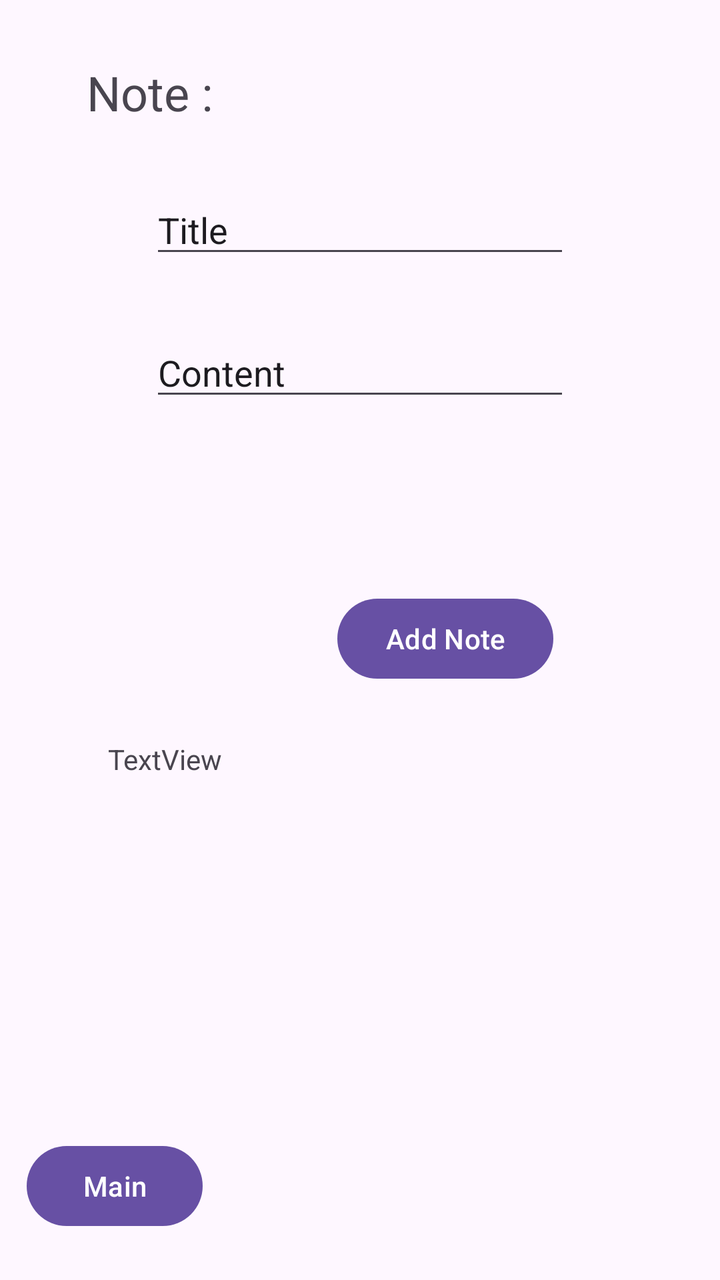
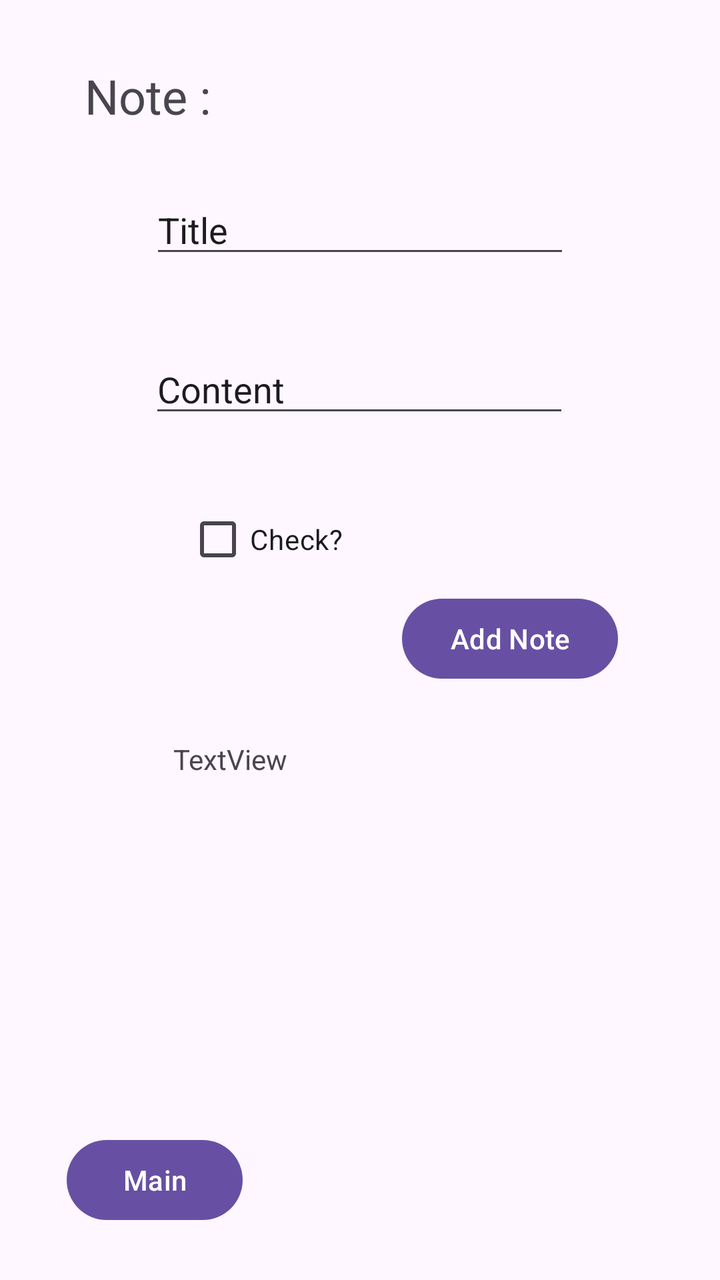

The first picture is an Android layout as it rendered before a commit; the second is the same layout after the commit. The layout source and the unified diff follow.
<!-- AndroidManifest.xml: application theme Theme.Lab_by056 -->
<!-- res/layout/activity_add_note.xml -->
<?xml version="1.0" encoding="utf-8"?>
<androidx.constraintlayout.widget.ConstraintLayout xmlns:android="http://schemas.android.com/apk/res/android"
    xmlns:app="http://schemas.android.com/apk/res-auto"
    xmlns:tools="http://schemas.android.com/tools"
    android:id="@+id/main"
    android:layout_width="match_parent"
    android:layout_height="match_parent"
    tools:context=".AddNote">

    <TextView
        android:id="@+id/textView3"
        android:layout_width="wrap_content"
        android:layout_height="wrap_content"
        android:text="Note :"
        android:textSize="24sp"
        app:layout_constraintBottom_toTopOf="@+id/editTextText"
        app:layout_constraintEnd_toEndOf="parent"
        app:layout_constraintHorizontal_bias="0.146"
        app:layout_constraintStart_toStartOf="parent"
        app:layout_constraintTop_toTopOf="parent"
        app:layout_constraintVertical_bias="0.5" />

    <EditText
        android:id="@+id/editTextText"
        android:layout_width="wrap_content"
        android:layout_height="wrap_content"
        android:ems="10"
        android:inputType="text"
        android:text="Title"
        app:layout_constraintBottom_toTopOf="@+id/editTextText2"
        app:layout_constraintEnd_toEndOf="parent"
        app:layout_constraintHorizontal_bias="0.5"
        app:layout_constraintStart_toStartOf="parent"
        app:layout_constraintTop_toBottomOf="@+id/textView3"
        app:layout_constraintVertical_bias="0.5" />

    <EditText
        android:id="@+id/editTextText2"
        android:layout_width="wrap_content"
        android:layout_height="wrap_content"
        android:layout_marginBottom="60dp"
        android:ems="10"
        android:inputType="text"
        android:text="Content"
        app:layout_constraintBottom_toTopOf="@+id/button4"
        app:layout_constraintEnd_toEndOf="parent"
        app:layout_constraintHorizontal_bias="0.5"
        app:layout_constraintStart_toStartOf="parent"
        app:layout_constraintTop_toBottomOf="@+id/editTextText"
        app:layout_constraintVertical_bias="0.5" />

    <Button
        android:id="@+id/button4"
        android:layout_width="wrap_content"
        android:layout_height="wrap_content"
        android:text="Add Note"
        app:layout_constraintBottom_toBottomOf="parent"
        app:layout_constraintEnd_toEndOf="parent"
        app:layout_constraintHorizontal_bias="0.669"
        app:layout_constraintStart_toStartOf="parent"
        app:layout_constraintTop_toTopOf="parent"
        app:layout_constraintVertical_bias="0.499" />

    <Button
        android:id="@+id/button5"
        android:layout_width="wrap_content"
        android:layout_height="wrap_content"
        android:text="Main"
        app:layout_constraintBottom_toBottomOf="parent"
        app:layout_constraintEnd_toEndOf="parent"
        app:layout_constraintHorizontal_bias="0.049"
        app:layout_constraintStart_toStartOf="parent"
        app:layout_constraintTop_toBottomOf="@+id/button4"
        app:layout_constraintVertical_bias="0.908" />

    <TextView
        android:id="@+id/textView4"
        android:layout_width="wrap_content"
        android:layout_height="wrap_content"
        android:text="TextView"
        app:layout_constraintBottom_toBottomOf="parent"
        app:layout_constraintEnd_toEndOf="parent"
        app:layout_constraintHorizontal_bias="0.178"
        app:layout_constraintStart_toStartOf="parent"
        app:layout_constraintTop_toTopOf="parent"
        app:layout_constraintVertical_bias="0.596" />

</androidx.constraintlayout.widget.ConstraintLayout>
<!-- resources referenced by this layout -->
<resources>
  <style name="Theme.Lab_by056" parent="Base.Theme.Lab_by056" />
  <style name="Base.Theme.Lab_by056" parent="Theme.Material3.DayNight.NoActionBar">
          
          
      </style>
</resources>

<!-- the commit's change to res/layout/activity_add_note.xml (unified diff, before → after) -->
@@ -13,12 +13,12 @@
         android:layout_height="wrap_content"
         android:text="Note :"
         android:textSize="24sp"
-        app:layout_constraintBottom_toTopOf="@+id/editTextText"
+        app:layout_constraintBottom_toBottomOf="parent"
         app:layout_constraintEnd_toEndOf="parent"
-        app:layout_constraintHorizontal_bias="0.146"
+        app:layout_constraintHorizontal_bias="0.143"
         app:layout_constraintStart_toStartOf="parent"
         app:layout_constraintTop_toTopOf="parent"
-        app:layout_constraintVertical_bias="0.5" />
+        app:layout_constraintVertical_bias="0.052" />
 
     <EditText
         android:id="@+id/editTextText"
@@ -27,27 +27,26 @@
         android:ems="10"
         android:inputType="text"
         android:text="Title"
-        app:layout_constraintBottom_toTopOf="@+id/editTextText2"
+        app:layout_constraintBottom_toBottomOf="parent"
         app:layout_constraintEnd_toEndOf="parent"
         app:layout_constraintHorizontal_bias="0.5"
         app:layout_constraintStart_toStartOf="parent"
-        app:layout_constraintTop_toBottomOf="@+id/textView3"
-        app:layout_constraintVertical_bias="0.5" />
+        app:layout_constraintTop_toTopOf="parent"
+        app:layout_constraintVertical_bias="0.155" />
 
     <EditText
         android:id="@+id/editTextText2"
         android:layout_width="wrap_content"
         android:layout_height="wrap_content"
-        android:layout_marginBottom="60dp"
         android:ems="10"
         android:inputType="text"
         android:text="Content"
-        app:layout_constraintBottom_toTopOf="@+id/button4"
+        app:layout_constraintBottom_toBottomOf="parent"
         app:layout_constraintEnd_toEndOf="parent"
-        app:layout_constraintHorizontal_bias="0.5"
+        app:layout_constraintHorizontal_bias="0.497"
         app:layout_constraintStart_toStartOf="parent"
-        app:layout_constraintTop_toBottomOf="@+id/editTextText"
-        app:layout_constraintVertical_bias="0.5" />
+        app:layout_constraintTop_toTopOf="parent"
+        app:layout_constraintVertical_bias="0.288" />
 
     <Button
         android:id="@+id/button4"
@@ -56,7 +55,7 @@
         android:text="Add Note"
         app:layout_constraintBottom_toBottomOf="parent"
         app:layout_constraintEnd_toEndOf="parent"
-        app:layout_constraintHorizontal_bias="0.669"
+        app:layout_constraintHorizontal_bias="0.798"
         app:layout_constraintStart_toStartOf="parent"
         app:layout_constraintTop_toTopOf="parent"
         app:layout_constraintVertical_bias="0.499" />
@@ -68,10 +67,10 @@
         android:text="Main"
         app:layout_constraintBottom_toBottomOf="parent"
         app:layout_constraintEnd_toEndOf="parent"
-        app:layout_constraintHorizontal_bias="0.049"
+        app:layout_constraintHorizontal_bias="0.123"
         app:layout_constraintStart_toStartOf="parent"
-        app:layout_constraintTop_toBottomOf="@+id/button4"
-        app:layout_constraintVertical_bias="0.908" />
+        app:layout_constraintTop_toTopOf="parent"
+        app:layout_constraintVertical_bias="0.956" />
 
     <TextView
         android:id="@+id/textView4"
@@ -80,9 +79,21 @@
         android:text="TextView"
         app:layout_constraintBottom_toBottomOf="parent"
         app:layout_constraintEnd_toEndOf="parent"
-        app:layout_constraintHorizontal_bias="0.178"
+        app:layout_constraintHorizontal_bias="0.286"
         app:layout_constraintStart_toStartOf="parent"
         app:layout_constraintTop_toTopOf="parent"
         app:layout_constraintVertical_bias="0.596" />
 
+    <CheckBox
+        android:id="@+id/checkBox"
+        android:layout_width="wrap_content"
+        android:layout_height="wrap_content"
+        android:text="Check?"
+        app:layout_constraintBottom_toBottomOf="parent"
+        app:layout_constraintEnd_toEndOf="parent"
+        app:layout_constraintHorizontal_bias="0.33"
+        app:layout_constraintStart_toStartOf="parent"
+        app:layout_constraintTop_toTopOf="parent"
+        app:layout_constraintVertical_bias="0.415" />
+
 </androidx.constraintlayout.widget.ConstraintLayout>
